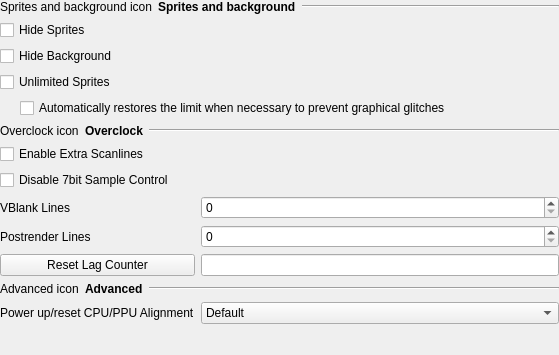
Old version of the form src/gui/designer/wdgSettingsPPU.ui in the repository punesemu/puNES.
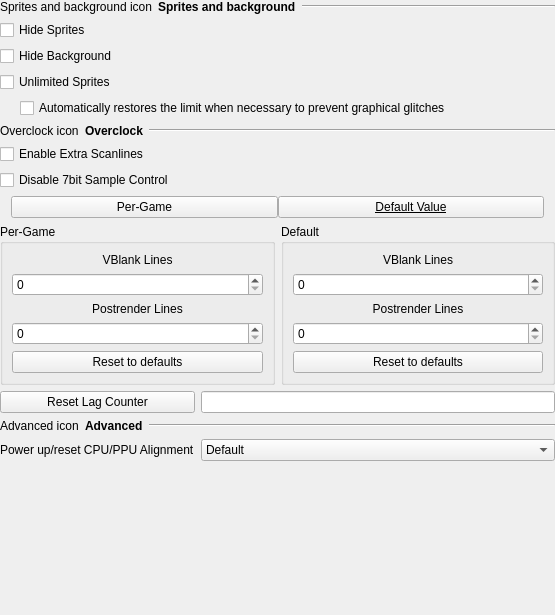
New version of the form. Icons and pictures are not drawn.

The edit to the form file:
```diff
--- a/src/gui/designer/wdgSettingsPPU.ui
+++ b/src/gui/designer/wdgSettingsPPU.ui
@@ -6,8 +6,8 @@
    <rect>
     <x>0</x>
     <y>0</y>
-    <width>559</width>
-    <height>355</height>
+    <width>555</width>
+    <height>615</height>
    </rect>
   </property>
   <property name="focusPolicy">
@@ -31,20 +31,112 @@
    </property>
    <item>
     <layout class="QGridLayout" name="gridLayout_PPU">
-     <item row="3" column="0">
-      <widget class="QCheckBox" name="checkBox_Unlimited_Sprites">
+     <item row="9" column="0">
+      <layout class="QGridLayout" name="gridLayout_Overclock_lines">
+       <item row="2" column="0">
+        <widget class="QLabel" name="label_CPUPPU_Alignment">
+         <property name="text">
+          <string>Power up/reset CPU/PPU Alignment</string>
+         </property>
+        </widget>
+       </item>
+       <item row="2" column="1">
+        <widget class="QComboBox" name="comboBox_CPUPPU_Alignment">
+         <property name="sizePolicy">
+          <sizepolicy hsizetype="Expanding" vsizetype="Fixed">
+           <horstretch>0</horstretch>
+           <verstretch>0</verstretch>
+          </sizepolicy>
+         </property>
+         <item>
+          <property name="text">
+           <string>Default</string>
+          </property>
+         </item>
+         <item>
+          <property name="text">
+           <string>Randomize (Not recommended)</string>
+          </property>
+         </item>
+         <item>
+          <property name="text">
+           <string>Increment at every hard reset (Not recommended)</string>
+          </property>
+         </item>
+        </widget>
+       </item>
+       <item row="1" column="0" colspan="2">
+        <layout class="QHBoxLayout" name="horizontalLayout_PPU_Advanced">
+         <item>
+          <widget class="QLabel" name="icon_PPU_Advanced">
+           <property name="text">
+            <string notr="true">Advanced icon</string>
+           </property>
+          </widget>
+         </item>
+         <item>
+          <widget class="QLabel" name="label_PPU_Advanced">
+           <property name="font">
+            <font>
+             <weight>75</weight>
+             <bold>true</bold>
+            </font>
+           </property>
+           <property name="text">
+            <string>Advanced</string>
+           </property>
+          </widget>
+         </item>
+         <item>
+          <widget class="Line" name="line_PPU_Advanced">
+           <property name="sizePolicy">
+            <sizepolicy hsizetype="Expanding" vsizetype="Fixed">
+             <horstretch>0</horstretch>
+             <verstretch>0</verstretch>
+            </sizepolicy>
+           </property>
+           <property name="orientation">
+            <enum>Qt::Horizontal</enum>
+           </property>
+          </widget>
+         </item>
+        </layout>
+       </item>
+       <item row="0" column="0">
+        <widget class="QPushButton" name="pushButton_Reset_Lag_Counter">
+         <property name="text">
+          <string>Reset Lag Counter</string>
+         </property>
+        </widget>
+       </item>
+       <item row="0" column="1">
+        <widget class="QLineEdit" name="lineEdit_Lag_Counter">
+         <property name="focusPolicy">
+          <enum>Qt::NoFocus</enum>
+         </property>
+         <property name="readOnly">
+          <bool>true</bool>
+         </property>
+        </widget>
+       </item>
+      </layout>
+     </item>
+     <item row="1" column="0">
+      <widget class="QCheckBox" name="checkBox_Hide_Sprites">
        <property name="layoutDirection">
         <enum>Qt::LeftToRight</enum>
        </property>
        <property name="text">
-        <string>Unlimited Sprites</string>
+        <string>Hide Sprites</string>
        </property>
       </widget>
      </item>
-     <item row="10" column="0">
-      <spacer name="verticalSpacer_page_PPU">
+     <item row="4" column="0">
+      <layout class="QHBoxLayout" name="horizontalLayout_Limit">
+       <item>
+        <spacer name="horizontalSpacer">
        <property name="orientation">
-        <enum>Qt::Vertical</enum>
+          <enum>Qt::Horizontal</enum>
        </property>
        <property name="sizeHint" stdset="0">
         <size>
@@ -53,6 +145,31 @@
         </size>
        </property>
       </spacer>
+       </item>
+       <item>
+        <widget class="QCheckBox" name="checkBox_Unlimited_Sprites_Auto">
+         <property name="sizePolicy">
+          <sizepolicy hsizetype="Expanding" vsizetype="Fixed">
+           <horstretch>1</horstretch>
+           <verstretch>0</verstretch>
+          </sizepolicy>
+         </property>
+         <property name="text">
+          <string>Automatically restores the limit when necessary to prevent graphical glitches</string>
+         </property>
+        </widget>
+       </item>
+      </layout>
+     </item>
+     <item row="7" column="0">
+      <widget class="QCheckBox" name="checkBox_Disable_DMC_Control">
+       <property name="layoutDirection">
+        <enum>Qt::LeftToRight</enum>
+       </property>
+       <property name="text">
+        <string>Disable 7bit Sample Control</string>
+       </property>
+      </widget>
      </item>
      <item row="0" column="0">
       <layout class="QHBoxLayout" name="horizontalLayout_Sprites_and_background">
@@ -91,6 +208,29 @@
        </item>
       </layout>
      </item>
+     <item row="3" column="0">
+      <widget class="QCheckBox" name="checkBox_Unlimited_Sprites">
+       <property name="layoutDirection">
+        <enum>Qt::LeftToRight</enum>
+       </property>
+       <property name="text">
+        <string>Unlimited Sprites</string>
+       </property>
+      </widget>
+     </item>
+     <item row="10" column="0">
+      <spacer name="verticalSpacer_page_PPU">
+       <property name="orientation">
+        <enum>Qt::Vertical</enum>
+       </property>
+       <property name="sizeHint" stdset="0">
+        <size>
+         <width>20</width>
+         <height>20</height>
+        </size>
+       </property>
+      </spacer>
+     </item>
      <item row="2" column="0">
       <widget class="QCheckBox" name="checkBox_Hide_Background">
        <property name="layoutDirection">
@@ -101,26 +241,6 @@
        </property>
       </widget>
      </item>
-     <item row="6" column="0">
-      <widget class="QCheckBox" name="checkBox_PPU_Overclock">
-       <property name="layoutDirection">
-        <enum>Qt::LeftToRight</enum>
-       </property>
-       <property name="text">
-        <string>Enable Extra Scanlines</string>
-       </property>
-      </widget>
-     </item>
-     <item row="1" column="0">
-      <widget class="QCheckBox" name="checkBox_Hide_Sprites">
-       <property name="layoutDirection">
-        <enum>Qt::LeftToRight</enum>
-       </property>
-       <property name="text">
-        <string>Hide Sprites</string>
-       </property>
-      </widget>
-     </item>
      <item row="5" column="0">
       <layout class="QHBoxLayout" name="horizontalLayout_PPU_Overclock">
        <item>
@@ -158,173 +278,203 @@
        </item>
       </layout>
      </item>
-     <item row="7" column="0">
-      <widget class="QCheckBox" name="checkBox_Disable_DMC_Control">
+     <item row="6" column="0">
+      <widget class="QCheckBox" name="checkBox_PPU_Overclock">
        <property name="layoutDirection">
         <enum>Qt::LeftToRight</enum>
        </property>
        <property name="text">
-        <string>Disable 7bit Sample Control</string>
+        <string>Enable Extra Scanlines</string>
        </property>
       </widget>
      </item>
-     <item row="9" column="0">
-      <layout class="QGridLayout" name="gridLayout_Overclock_lines">
-       <item row="2" column="0">
-        <widget class="QPushButton" name="pushButton_Reset_Lag_Counter">
-         <property name="text">
-          <string>Reset Lag Counter</string>
+     <item row="8" column="0">
+      <layout class="QVBoxLayout" name="verticalLayout_Overclock_Slines">
+       <item>
+        <layout class="QHBoxLayout" name="horizontalLayout_Overclock_Mode">
+         <property name="spacing">
+          <number>0</number>
          </property>
-        </widget>
-       </item>
-       <item row="0" column="0">
-        <widget class="QLabel" name="label_VB_Slines">
-         <property name="minimumSize">
-          <size>
-           <width>145</width>
-           <height>0</height>
-          </size>
+         <property name="leftMargin">
+          <number>11</number>
          </property>
-         <property name="text">
-          <string>VBlank Lines</string>
+         <property name="rightMargin">
+          <number>11</number>
          </property>
-        </widget>
-       </item>
-       <item row="0" column="1">
-        <widget class="QSpinBox" name="spinBox_VB_Slines">
+         <item>
+          <widget class="QPushButton" name="pushButton_Overclock_PerGame">
          <property name="sizePolicy">
           <sizepolicy hsizetype="Expanding" vsizetype="Fixed">
            <horstretch>0</horstretch>
            <verstretch>0</verstretch>
           </sizepolicy>
          </property>
-        </widget>
-       </item>
-       <item row="2" column="1">
-        <widget class="QLineEdit" name="lineEdit_Lag_Counter">
-         <property name="focusPolicy">
-          <enum>Qt::NoFocus</enum>
-         </property>
-         <property name="readOnly">
+           <property name="text">
+            <string>Per-Game</string>
+           </property>
+           <property name="checkable">
           <bool>true</bool>
          </property>
         </widget>
        </item>
-       <item row="1" column="1">
-        <widget class="QSpinBox" name="spinBox_Postrender_Slines">
+         <item>
+          <widget class="QPushButton" name="pushButton_Overclock_Default">
          <property name="sizePolicy">
           <sizepolicy hsizetype="Expanding" vsizetype="Fixed">
            <horstretch>0</horstretch>
            <verstretch>0</verstretch>
           </sizepolicy>
          </property>
-        </widget>
-       </item>
-       <item row="1" column="0">
-        <widget class="QLabel" name="label_Postrender_Slines">
-         <property name="text">
-          <string>Postrender Lines</string>
-         </property>
-        </widget>
-       </item>
-       <item row="3" column="0" colspan="2">
-        <layout class="QHBoxLayout" name="horizontalLayout_PPU_Advanced">
-         <item>
-          <widget class="QLabel" name="icon_PPU_Advanced">
-           <property name="text">
-            <string notr="true">Advanced icon</string>
-           </property>
-          </widget>
-         </item>
-         <item>
-          <widget class="QLabel" name="label_PPU_Advanced">
            <property name="font">
             <font>
-             <weight>75</weight>
-             <bold>true</bold>
+             <underline>true</underline>
             </font>
            </property>
            <property name="text">
-            <string>Advanced</string>
+            <string>Default Value</string>
            </property>
+           <property name="checkable">
+            <bool>true</bool>
+           </property>
           </widget>
          </item>
+        </layout>
+       </item>
          <item>
-          <widget class="Line" name="line_PPU_Advanced">
+        <layout class="QHBoxLayout" name="horizontalLayout_Overclock_Slines">
+         <item>
+          <widget class="QGroupBox" name="groupBox_Overclock_PerGame">
+           <property name="title">
+            <string>Per-Game</string>
+           </property>
+           <layout class="QGridLayout" name="gridLayout_Overclock_PerGame_Slines">
+            <item row="0" column="1">
+             <layout class="QVBoxLayout" name="verticalLayout_PerGame_VBlank_Slines">
+              <item>
+               <widget class="QLabel" name="label_PerGame_VBlank_Slines">
            <property name="sizePolicy">
-            <sizepolicy hsizetype="Expanding" vsizetype="Fixed">
+                 <sizepolicy hsizetype="Preferred" vsizetype="Fixed">
              <horstretch>0</horstretch>
              <verstretch>0</verstretch>
             </sizepolicy>
            </property>
-           <property name="orientation">
-            <enum>Qt::Horizontal</enum>
-           </property>
-          </widget>
-         </item>
-        </layout>
-       </item>
-       <item row="4" column="1">
-        <widget class="QComboBox" name="comboBox_CPUPPU_Alignment">
+                <property name="text">
+                 <string>VBlank Lines</string>
+                </property>
+                <property name="alignment">
+                 <set>Qt::AlignCenter</set>
+                </property>
+               </widget>
+              </item>
+              <item>
+               <widget class="QSpinBox" name="spinBox_PerGame_VBlank_Slines"/>
+              </item>
+             </layout>
+            </item>
+            <item row="1" column="1">
+             <layout class="QVBoxLayout" name="verticalLayout_PerGame_Postrender_Slines">
+              <item>
+               <widget class="QLabel" name="label_PerGame_Postrender_Slines">
          <property name="sizePolicy">
-          <sizepolicy hsizetype="Expanding" vsizetype="Fixed">
+                 <sizepolicy hsizetype="Preferred" vsizetype="Fixed">
            <horstretch>0</horstretch>
            <verstretch>0</verstretch>
           </sizepolicy>
          </property>
+                <property name="text">
+                 <string>Postrender Lines</string>
+                </property>
+                <property name="alignment">
+                 <set>Qt::AlignCenter</set>
+                </property>
+               </widget>
+              </item>
          <item>
+               <widget class="QSpinBox" name="spinBox_PerGame_Postrender_Slines"/>
+              </item>
+             </layout>
+            </item>
+            <item row="2" column="1">
+             <widget class="QPushButton" name="pushButton_Overclock_PerGame_Reset">
           <property name="text">
+               <string>Reset to defaults</string>
+              </property>
+              <property name="icon">
+               <iconset resource="resources.qrc">
+                <normaloff>:/icon/icons/overscan_default.svgz</normaloff>:/icon/icons/overscan_default.svgz</iconset>
+              </property>
+             </widget>
+            </item>
+           </layout>
+          </widget>
+         </item>
+         <item>
+          <widget class="QGroupBox" name="groupBox_Overclock_Default">
+           <property name="title">
            <string>Default</string>
           </property>
-         </item>
+           <layout class="QGridLayout" name="gridLayout_Overclock_Default_Slines">
+            <item row="1" column="1">
+             <layout class="QVBoxLayout" name="verticalLayout_Default_Postrender_Slines">
          <item>
-          <property name="text">
-           <string>Randomize (Not recommended)</string>
-          </property>
-         </item>
-         <item>
+               <widget class="QLabel" name="label_Default_Postrender_Slines">
+                <property name="sizePolicy">
+                 <sizepolicy hsizetype="Preferred" vsizetype="Fixed">
+                  <horstretch>0</horstretch>
+                  <verstretch>0</verstretch>
+                 </sizepolicy>
+                </property>
           <property name="text">
-           <string>Increment at every hard reset (Not recommended)</string>
-          </property>
-         </item>
-        </widget>
-       </item>
-       <item row="4" column="0">
-        <widget class="QLabel" name="label_CPUPPU_Alignment">
-         <property name="text">
-          <string>Power up/reset CPU/PPU Alignment</string>
+                 <string>Postrender Lines</string>
+                </property>
+                <property name="alignment">
+                 <set>Qt::AlignCenter</set>
          </property>
         </widget>
        </item>
-      </layout>
-     </item>
-     <item row="4" column="0">
-      <layout class="QHBoxLayout" name="horizontalLayout">
+              <item>
+               <widget class="QSpinBox" name="spinBox_Default_Postrender_Slines"/>
+              </item>
+             </layout>
+            </item>
+            <item row="0" column="1">
+             <layout class="QVBoxLayout" name="verticalLayout_Default_VBlank_Slines">
        <item>
-        <spacer name="horizontalSpacer">
-         <property name="orientation">
-          <enum>Qt::Horizontal</enum>
-         </property>
-         <property name="sizeHint" stdset="0">
-          <size>
-           <width>20</width>
-           <height>20</height>
-          </size>
-         </property>
-        </spacer>
-       </item>
-       <item>
-        <widget class="QCheckBox" name="checkBox_Unlimited_Sprites_Auto">
+               <widget class="QLabel" name="label_Default_VBlank_Slines">
          <property name="sizePolicy">
-          <sizepolicy hsizetype="Expanding" vsizetype="Fixed">
-           <horstretch>1</horstretch>
+                 <sizepolicy hsizetype="Preferred" vsizetype="Fixed">
+                  <horstretch>0</horstretch>
            <verstretch>0</verstretch>
           </sizepolicy>
          </property>
          <property name="text">
-          <string>Automatically restores the limit when necessary to prevent graphical glitches</string>
-         </property>
-        </widget>
+                 <string>VBlank Lines</string>
+                </property>
+                <property name="alignment">
+                 <set>Qt::AlignCenter</set>
+                </property>
+               </widget>
+              </item>
+              <item>
+               <widget class="QSpinBox" name="spinBox_Default_VBlank_Slines"/>
+              </item>
+             </layout>
+            </item>
+            <item row="2" column="1">
+             <widget class="QPushButton" name="pushButton_Overclock_Default_Reset">
+              <property name="text">
+               <string>Reset to defaults</string>
+              </property>
+              <property name="icon">
+               <iconset resource="resources.qrc">
+                <normaloff>:/icon/icons/overscan_default.svgz</normaloff>:/icon/icons/overscan_default.svgz</iconset>
+              </property>
+             </widget>
+            </item>
+           </layout>
+          </widget>
+         </item>
+        </layout>
        </item>
       </layout>
      </item>
```
Left out of the diff: 6 changed lines with no effect on the pictures. Lines whose indentation alone changed are shown as unchanged.
